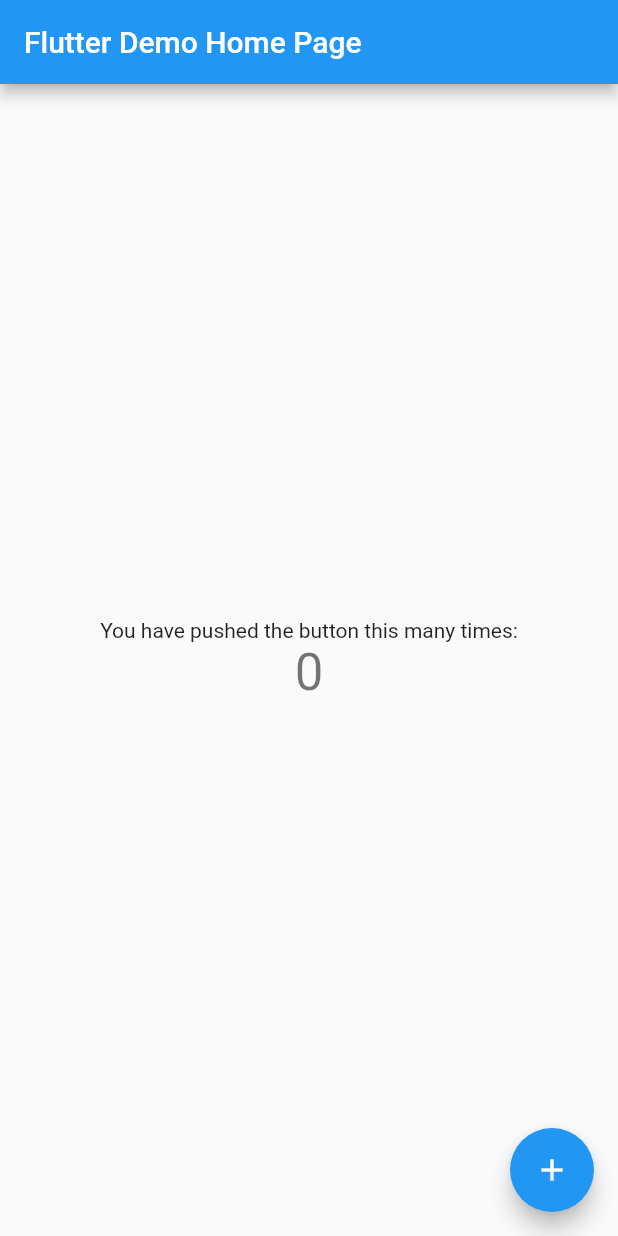
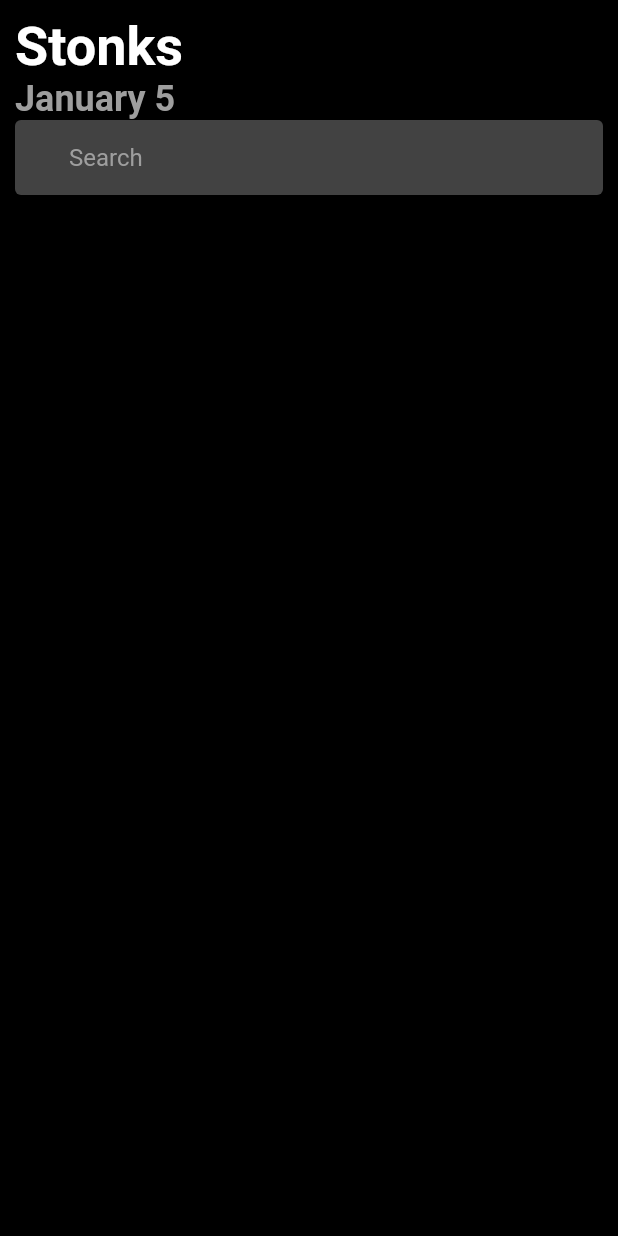
Before and after one commit to He161sch/crypto_tracker, a Flutter app: the screen it shows after launch, on a phone screen of 412 x 824 dp. Run offline on Flutter 3.47's test engine with Material 2 defaults, Android fonts, the phone set to English and light mode, and no system bars.

Commit message:
Initial HomePage

```diff
--- a/lib/main.dart
+++ b/lib/main.dart
@@ -1,115 +1,14 @@
+import 'package:crypto_tracker/widgets/home_page.dart';
 import 'package:flutter/material.dart';
 
 void main() {
-  runApp(const MyApp());
+  runApp(MyApp());
 }
 
 class MyApp extends StatelessWidget {
-  const MyApp({Key? key}) : super(key: key);
-
   // This widget is the root of your application.
   @override
   Widget build(BuildContext context) {
-    return MaterialApp(
-      title: 'Flutter Demo',
-      theme: ThemeData(
-        // This is the theme of your application.
-        //
-        // Try running your application with "flutter run". You'll see the
-        // application has a blue toolbar. Then, without quitting the app, try
-        // changing the primarySwatch below to Colors.green and then invoke
-        // "hot reload" (press "r" in the console where you ran "flutter run",
-        // or simply save your changes to "hot reload" in a Flutter IDE).
-        // Notice that the counter didn't reset back to zero; the application
-        // is not restarted.
-        primarySwatch: Colors.blue,
-      ),
-      home: const MyHomePage(title: 'Flutter Demo Home Page'),
-    );
+    return MaterialApp(title: "Stocks", home: HomePage());
   }
 }
-
-class MyHomePage extends StatefulWidget {
-  const MyHomePage({Key? key, required this.title}) : super(key: key);
-
-  // This widget is the home page of your application. It is stateful, meaning
-  // that it has a State object (defined below) that contains fields that affect
-  // how it looks.
-
-  // This class is the configuration for the state. It holds the values (in this
-  // case the title) provided by the parent (in this case the App widget) and
-  // used by the build method of the State. Fields in a Widget subclass are
-  // always marked "final".
-
-  final String title;
-
-  @override
-  State<MyHomePage> createState() => _MyHomePageState();
-}
-
-class _MyHomePageState extends State<MyHomePage> {
-  int _counter = 0;
-
-  void _incrementCounter() {
-    setState(() {
-      // This call to setState tells the Flutter framework that something has
-      // changed in this State, which causes it to rerun the build method below
-      // so that the display can reflect the updated values. If we changed
-      // _counter without calling setState(), then the build method would not be
-      // called again, and so nothing would appear to happen.
-      _counter++;
-    });
-  }
-
-  @override
-  Widget build(BuildContext context) {
-    // This method is rerun every time setState is called, for instance as done
-    // by the _incrementCounter method above.
-    //
-    // The Flutter framework has been optimized to make rerunning build methods
-    // fast, so that you can just rebuild anything that needs updating rather
-    // than having to individually change instances of widgets.
-    return Scaffold(
-      appBar: AppBar(
-        // Here we take the value from the MyHomePage object that was created by
-        // the App.build method, and use it to set our appbar title.
-        title: Text(widget.title),
-      ),
-      body: Center(
-        // Center is a layout widget. It takes a single child and positions it
-        // in the middle of the parent.
-        child: Column(
-          // Column is also a layout widget. It takes a list of children and
-          // arranges them vertically. By default, it sizes itself to fit its
-          // children horizontally, and tries to be as tall as its parent.
-          //
-          // Invoke "debug painting" (press "p" in the console, choose the
-          // "Toggle Debug Paint" action from the Flutter Inspector in Android
-          // Studio, or the "Toggle Debug Paint" command in Visual Studio Code)
-          // to see the wireframe for each widget.
-          //
-          // Column has various properties to control how it sizes itself and
-          // how it positions its children. Here we use mainAxisAlignment to
-          // center the children vertically; the main axis here is the vertical
-          // axis because Columns are vertical (the cross axis would be
-          // horizontal).
-          mainAxisAlignment: MainAxisAlignment.center,
-          children: <Widget>[
-            const Text(
-              'You have pushed the button this many times:',
-            ),
-            Text(
-              '$_counter',
-              style: Theme.of(context).textTheme.headline4,
-            ),
-          ],
-        ),
-      ),
-      floatingActionButton: FloatingActionButton(
-        onPressed: _incrementCounter,
-        tooltip: 'Increment',
-        child: const Icon(Icons.add),
-      ), // This trailing comma makes auto-formatting nicer for build methods.
-    );
-  }
-}
--- /dev/null
+++ b/lib/widgets/home_page.dart
@@ -0,0 +1,43 @@
+import 'package:flutter/material.dart';
+
+class HomePage extends StatelessWidget {
+  @override
+  Widget build(BuildContext context) {
+    return Scaffold(
+        body: Stack(children: <Widget>[
+      Container(
+          padding: const EdgeInsets.all(10),
+          width: MediaQuery.of(context).size.width,
+          color: Colors.black,
+          child: SafeArea(
+            child: Column(
+                crossAxisAlignment: CrossAxisAlignment.start,
+                children: <Widget>[
+                  const Text("Stonks",
+                      style: TextStyle(
+                          color: Colors.white,
+                          fontSize: 36,
+                          fontWeight: FontWeight.bold)),
+                  Text("January 5",
+                      style: TextStyle(
+                          color: Colors.grey[500],
+                          fontSize: 24,
+                          fontWeight: FontWeight.bold)),
+                  SizedBox(
+                    height: 50,
+                    child: TextField(
+                        decoration: InputDecoration(
+                            hintStyle: TextStyle(color: Colors.grey[500]),
+                            hintText: "Search",
+                            prefix: const Icon(Icons.search),
+                            fillColor: Colors.grey[800],
+                            filled: true,
+                            border: const OutlineInputBorder(
+                                borderSide: BorderSide(
+                                    width: 0, style: BorderStyle.none)))),
+                  )
+                ]),
+          ))
+    ]));
+  }
+}
```
